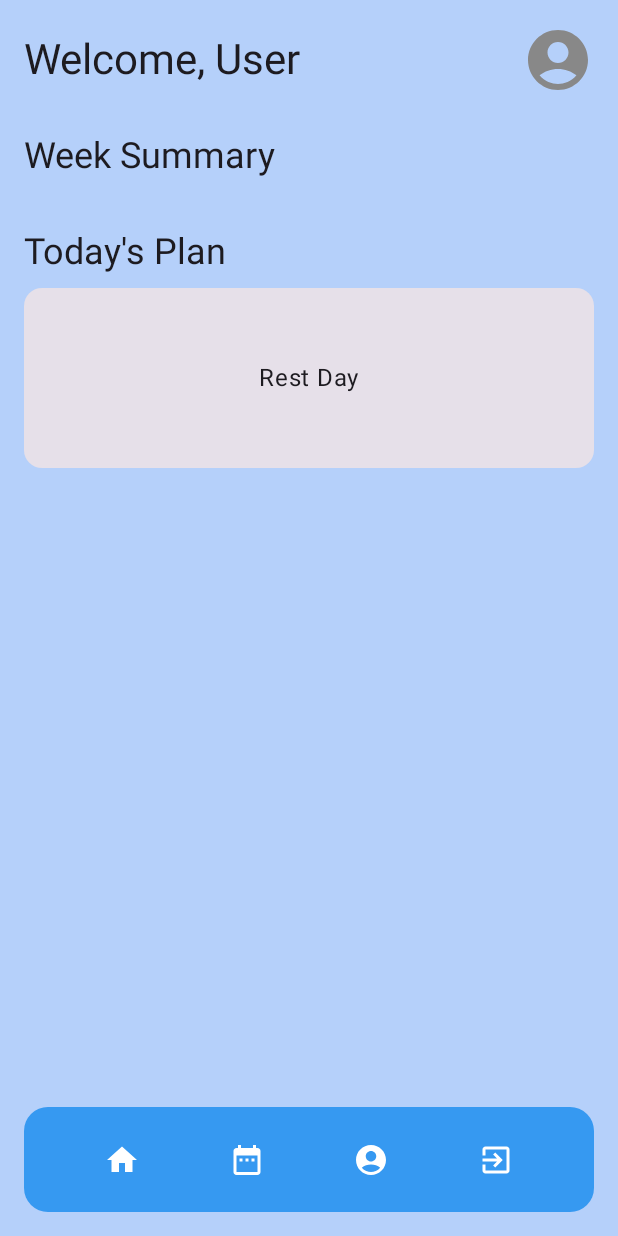
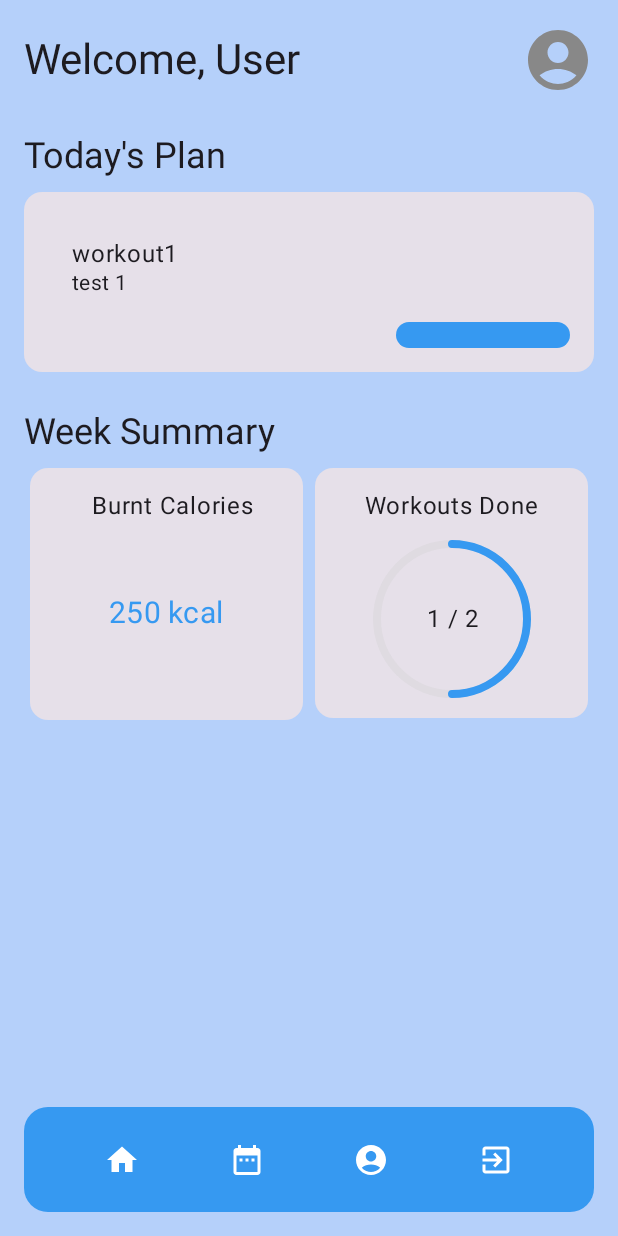
Before and after one commit to EricSTOIAN/App-Development-Sportex-Project, an Android app built with Jetpack Compose: the MainScreen screen opened through its navigation route, on a phone screen of 412 x 824 dp. Run offline under Robolectric (Android 15) with nearby library versions, the phone set to English and light mode, and no system bars; libraries missing offline, so code that uses them is left out: com.google.firebase.crashlytics; 1 statement that could not run was skipped.

Commit message:
added data to the main screen (burnt calories, workouts done, today's plan)

```diff
--- a/app/src/main/java/com/example/sportsappteamlongfoot/data/DataStore.kt
+++ b/app/src/main/java/com/example/sportsappteamlongfoot/data/DataStore.kt
@@ -136,7 +136,7 @@ class DataStoreManager (private val context: Context) {
 }
 
 
-    data class Workout(
+data class Workout(
     val name: String = "",
     val type: String = "",
     val date: String = "",
--- a/app/src/main/java/com/example/sportsappteamlongfoot/ui/ViewModel.kt
+++ b/app/src/main/java/com/example/sportsappteamlongfoot/ui/ViewModel.kt
@@ -8,10 +8,15 @@ import androidx.lifecycle.ViewModel
 import androidx.lifecycle.viewModelScope
 import com.example.sportsappteamlongfoot.data.DataStoreManager
 import com.example.sportsappteamlongfoot.data.Workout
+import kotlinx.coroutines.flow.Flow
 import kotlinx.coroutines.flow.MutableStateFlow
 import kotlinx.coroutines.flow.StateFlow
+import kotlinx.coroutines.flow.firstOrNull
 import kotlinx.coroutines.launch
+import java.time.DayOfWeek
 import java.time.LocalDate
+import java.time.temporal.WeekFields
+import java.util.Locale
 
 @RequiresApi(Build.VERSION_CODES.O)
 class MyViewModelSimpleSaved(private val context: Context) : ViewModel() {
@@ -48,7 +53,8 @@ class MyViewModelSimpleSaved(private val context: Context) : ViewModel() {
     /* Method called when ViewModel is first created */
     init {
         loadSettings()
-
+        loadDataFromDataStore()
+        prepopulateTestWorkouts()
         //()
         // loadTestWorkouts()  // Ensure workouts are loaded when the ViewModel is initialized
         viewModelScope.launch {
@@ -61,6 +67,27 @@ class MyViewModelSimpleSaved(private val context: Context) : ViewModel() {
         }
 
 
+    }
+    private fun loadDataFromDataStore() {
+        viewModelScope.launch {
+            dataStoreManager.workoutsFlow.collect { loadedWorkouts ->
+                if (loadedWorkouts != _workouts.value) {
+                    println("Loaded workouts: $loadedWorkouts")
+                    _workouts.value = loadedWorkouts
+                }
+            }
+        }
+    }
+
+    private fun prepopulateTestWorkouts() {
+        val initialWorkouts = listOf(
+            Workout(name="workout1", description = "test 1",date = LocalDate.now().toString(), type = "Morning Run", burntCalories = 250),
+            Workout(name="workout2", description = "test 2",date = LocalDate.now().plusDays(2).toString(), type = "Evening Yoga", burntCalories = 250, isCompleted = true)
+                   , Workout(name="workout3", description = "test 4",date = LocalDate.now().    minusDays(2).toString(), type = "Evening Yoga", burntCalories = 250, isCompleted = true)
+
+        )
+        _workouts.value = initialWorkouts
+        saveWorkouts(initialWorkouts)
     }
 
     fun saveFirstName(firstName: String) {
@@ -170,5 +197,43 @@ class MyViewModelSimpleSaved(private val context: Context) : ViewModel() {
         saveWorkouts(updatedWorkouts)
     }
 
+    fun getWorkoutForToday(): Workout? {
+       val today = LocalDate.now().toString() // Ensure this matches Workout.date
+        println("Today's date: $today")
+        return _workouts.value.firstOrNull { it.date == today }
+    }
+
+    fun getCaloriesForCurrentWeek(): Int {
+        val currentWeekStart = LocalDate.now().with(WeekFields.of(Locale.getDefault()).dayOfWeek(), DayOfWeek.MONDAY.value.toLong())
+        return _workouts.value
+            .filter { it.isCompleted }
+            .filter { LocalDate.parse(it.date).isAfter(currentWeekStart.minusDays(1)) && LocalDate.parse(it.date).isBefore(currentWeekStart.plusWeeks(1)) }
+            .sumOf { it.burntCalories }
+    }
+
+    fun getWeekWorkoutStats(): Pair<Int, Int> {
+        // Current week start
+        val currentWeekStart = LocalDate.now().with(WeekFields.of(Locale.getDefault()).dayOfWeek(), DayOfWeek.MONDAY.value.toLong())
+
+        // Total workouts within the current week
+        val totalWorkouts = _workouts.value.count {
+            it.date != null && LocalDate.parse(it.date).isAfter(currentWeekStart.minusDays(1)) &&
+                    LocalDate.parse(it.date).isBefore(currentWeekStart.plusWeeks(1))
+        }
+
+        // Completed workouts within the current week
+        val completedWorkouts = _workouts.value.count {
+            it.date != null && LocalDate.parse(it.date).isAfter(currentWeekStart.minusDays(1)) &&
+                    LocalDate.parse(it.date).isBefore(currentWeekStart.plusWeeks(1)) &&
+                    it.isCompleted
+        }
+
+        println("totalWorkouts: $totalWorkouts, completedWorkouts: $completedWorkouts")
+        return Pair(completedWorkouts, totalWorkouts)
+    }
+
+    fun getAllWorkouts(): StateFlow<List<Workout>> = _workouts
+
+
 
 }
--- a/app/src/main/java/com/example/sportsappteamlongfoot/ui/navigation/SportsAppDestination.kt
+++ b/app/src/main/java/com/example/sportsappteamlongfoot/ui/navigation/SportsAppDestination.kt
@@ -1,4 +1,5 @@
 package com.example.sportsappteamlongfoot.ui.navigation
+import android.annotation.SuppressLint
 import com.example.sportsappteamlongfoot.ui.navigation.MainMenu
 
 import androidx.compose.runtime.Composable
@@ -16,6 +17,7 @@ object MainMenu : AppDestination {
     override val screen: @Composable () -> Unit
         get() = TODO("Not yet implemented")
 
+    @SuppressLint("NewApi")
     fun screen(onProfileClick: () -> Unit): @Composable () -> Unit = {
         MainScreen(
             onProfileClick = onProfileClick,
--- a/app/src/main/java/com/example/sportsappteamlongfoot/ui/screens/MainScreen.kt
+++ b/app/src/main/java/com/example/sportsappteamlongfoot/ui/screens/MainScreen.kt
@@ -9,10 +9,13 @@ import androidx.compose.foundation.layout.*
 import androidx.compose.foundation.shape.CircleShape
 import androidx.compose.material.icons.Icons
 import androidx.compose.material.icons.filled.AccountCircle
+import androidx.compose.material3.Button
+import androidx.compose.material3.ButtonDefaults
 import androidx.compose.material3.Card
 import androidx.compose.material3.Icon
 import androidx.compose.material3.MaterialTheme
 import androidx.compose.material3.Text
+import androidx.compose.material3.TextButton
 import androidx.compose.runtime.Composable
 import androidx.compose.runtime.collectAsState
 import androidx.compose.runtime.getValue
@@ -30,11 +33,14 @@ import androidx.compose.ui.graphics.painter.Painter
 
 import androidx.navigation.NavController
 
+
 @RequiresApi(Build.VERSION_CODES.O)
 @Composable
-
 fun MainScreen(navController: NavController, modifier: Modifier = Modifier, onProfileClick: () -> Unit, viewModel: MyViewModelSimpleSaved) {
     val workouts by viewModel.workouts.collectAsState()
+    val todaysWorkout = viewModel.getWorkoutForToday()
+    val caloriesBurnt = viewModel.getCaloriesForCurrentWeek()
+    val (workoutsCompleted, totalWorkouts) = viewModel.getWeekWorkoutStats()
 
     Box(
         modifier = modifier
@@ -71,6 +77,34 @@ fun MainScreen(navController: NavController, modifier: Modifier = Modifier, onPr
             Spacer(modifier = Modifier.height(24.dp))
 
             Text(
+                text = "Today's Plan",
+                style = MaterialTheme.typography.headlineSmall,
+                color = MaterialTheme.colorScheme.onBackground
+            )
+            Spacer(modifier = Modifier.height(8.dp))
+
+            // Show today's workout or "Rest Day"
+            if (todaysWorkout != null) {
+                LargeEmptyCard(modifier = Modifier) {
+                    Column(
+                        modifier = Modifier.padding(16.dp)
+                    ) {
+                        Text(todaysWorkout.name ?: "No Name", style = MaterialTheme.typography.bodyLarge)
+                        Text(todaysWorkout.description ?: "No Description", style = MaterialTheme.typography.bodyMedium)
+                    }
+                }
+            } else {
+                LargeEmptyCard(modifier = Modifier) {
+                    Text(
+                        text = "Rest Day",
+                        style = MaterialTheme.typography.bodyLarge,
+                        color = MaterialTheme.colorScheme.onSurface
+                    )
+                }
+            }
+
+            Spacer(modifier = Modifier.height(24.dp))
+            Text(
                 text = "Week Summary",
                 style = MaterialTheme.typography.headlineSmall,
                 color = MaterialTheme.colorScheme.onBackground
@@ -81,39 +115,10 @@ fun MainScreen(navController: NavController, modifier: Modifier = Modifier, onPr
                 horizontalArrangement = Arrangement.SpaceBetween
             ) {
                 // Pass dynamic values here for CaloriesCard
-              //  CaloriesCard(title = "Burnt Calories", value = "$caloriesBurnt kcal", modifier = Modifier.weight(1f))
+                CaloriesCard(title = "Burnt Calories", value = "$caloriesBurnt kcal", modifier = Modifier.weight(1f).heightIn(min = 168.dp))
 
                 // Pass dynamic values here for WorkoutsCard
-              //  WorkoutsCard(completed = workoutsCompleted, total = workouts.size, modifier = Modifier.weight(1f))
-            }
-
-            Spacer(modifier = Modifier.height(24.dp))
-
-            Text(
-                text = "Today's Plan",
-                style = MaterialTheme.typography.headlineSmall,
-                color = MaterialTheme.colorScheme.onBackground
-            )
-            Spacer(modifier = Modifier.height(8.dp))
-
-            // Show today's workout or "Rest Day"
-//            if (todaysWorkout != null) {
-//                LargeEmptyCard(modifier = Modifier) {
-//                    Column(
-//                        modifier = Modifier.padding(16.dp)
-//                    ) {
-//                        Text(todaysWorkout.name, style = MaterialTheme.typography.bodyLarge)
-//                        Text(todaysWorkout.description, style = MaterialTheme.typography.bodyMedium)
-//                    }
-//                }
-//            } else {
-                LargeEmptyCard(modifier = Modifier) {
-                    Text(
-                        text = "Rest Day",
-                        style = MaterialTheme.typography.bodyLarge,
-                        color = MaterialTheme.colorScheme.onSurface
-                    )
-               // }
+                WorkoutsCard(completed = workoutsCompleted.toString(), total = totalWorkouts, modifier = Modifier.weight(1f).heightIn(min = 120.dp))
             }
         }
 
@@ -138,7 +143,6 @@ fun CaloriesCard(title: String, value: String, modifier: Modifier = Modifier) {
             Row(
                 verticalAlignment = Alignment.CenterVertically
             ) {
-                // Optional image or icon can be added here for Calories
                 Spacer(modifier = Modifier.width(8.dp))
                 Text(
                     text = title,
@@ -146,7 +150,7 @@ fun CaloriesCard(title: String, value: String, modifier: Modifier = Modifier) {
                     color = MaterialTheme.colorScheme.onSurface
                 )
             }
-            Spacer(modifier = Modifier.height(8.dp))
+            Spacer(modifier = Modifier.height(50.dp))
             Text(
                 text = value,
                 style = MaterialTheme.typography.bodyMedium,
@@ -179,7 +183,7 @@ fun WorkoutsCard(completed: String, total: Int, modifier: Modifier = Modifier) {
                 color = MaterialTheme.colorScheme.onSurface
             )
             Spacer(modifier = Modifier.height(16.dp))
-            CircularProgressBar(progress = progress) // Use dynamic progress
+            CircularProgressBar(progress = progress, completed,total) // Use dynamic progress
         }
     }
 }
@@ -187,6 +191,8 @@ fun WorkoutsCard(completed: String, total: Int, modifier: Modifier = Modifier) {
 @Composable
 fun CircularProgressBar(
     progress: Float,
+    completed: String,
+    total: Int,
     size: Int = 100,
     strokeWidth: Float = 8f,
     color: Color = MaterialTheme.colorScheme.primary
@@ -209,7 +215,7 @@ fun CircularProgressBar(
             )
         }
         Text(
-            text = "${(progress * 100).toInt()}%", // Display progress percentage
+            text = "$completed / $total", // Display progress percentage
             style = MaterialTheme.typography.bodyLarge.copy(fontSize = 16.sp),
             color = MaterialTheme.colorScheme.onSurface,
             textAlign = TextAlign.Center
@@ -229,7 +235,30 @@ fun LargeEmptyCard(modifier: Modifier = Modifier, content: @Composable () -> Uni
             modifier = Modifier.fillMaxSize(),
             contentAlignment = Alignment.Center
         ) {
-            content() // This allows dynamic content to be injected into the card.
+            Column(
+                modifier = Modifier.padding(16.dp),
+                verticalArrangement = Arrangement.SpaceBetween
+            ) {
+                // Top part for the workout name and description
+                content()
+
+                // Bottom part for the "View More" button
+                Box(
+                    modifier = Modifier.fillMaxWidth(),
+                    contentAlignment = Alignment.BottomEnd
+                ) {
+                    Button(
+                        onClick = { /* Handle click */ },
+                        // Making the button background transparent
+                    ) {
+                        Text(
+                            text = "View More",
+                            style = MaterialTheme.typography.bodyMedium,
+                            color = Color.White
+                        )
+                    }
+                }
+            }
         }
     }
 }
```
